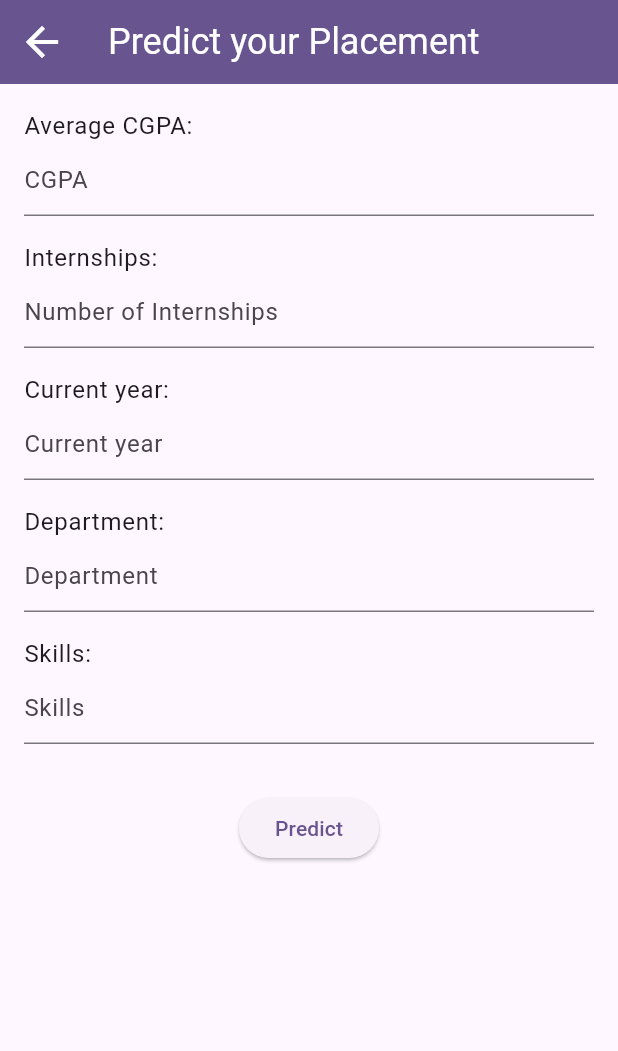
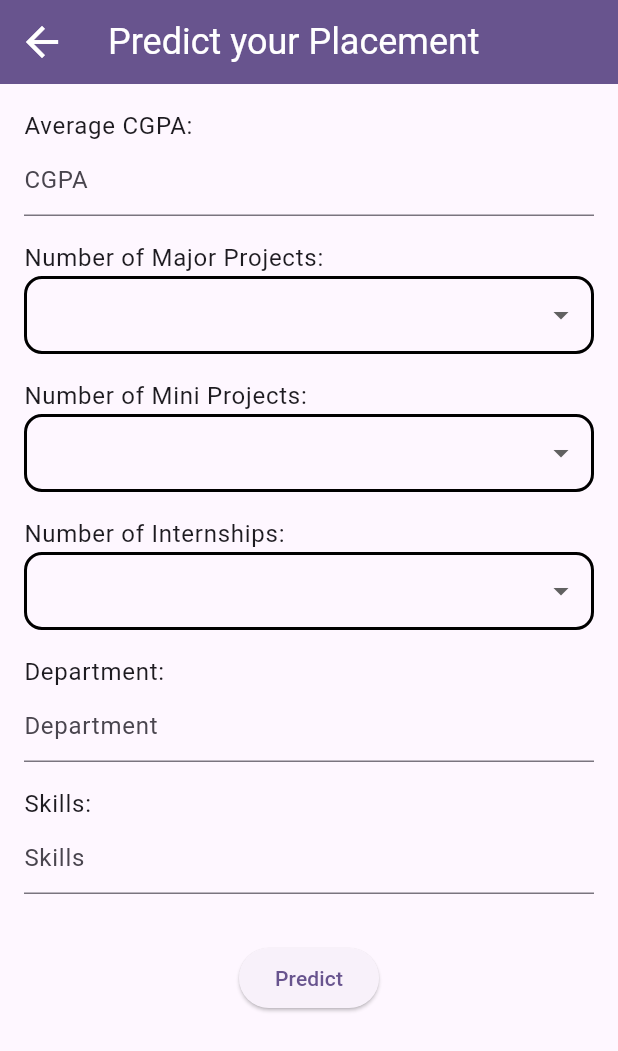
Before and after one commit to kshitij619/student-portal, a Flutter app: the PlacementPredictionPage screen opened directly, on a phone screen of 412 x 824 dp. Shown: the top 1051 px of the screen. Run offline on Flutter 3.47's test engine with Material 3 defaults, Android fonts, the phone set to English and light mode, and no system bars; our stand-ins replace firebase_auth, firebase_core, flutter_svg; accounts and stored records are empty.

Commit message:
changed prediction page working

```diff
--- /dev/null
+++ b/lib/placement_prediction/view/widgets/custom_dropdown_menu.dart
@@ -0,0 +1,85 @@
+import 'package:flutter/material.dart';
+import 'package:mini_project_sem_6/placement_prediction/view_model/prediction_view_model.dart';
+import 'package:provider/provider.dart';
+
+final numberList = List.generate(10, (index) => index).toList();
+
+class CustomDropdownMenu extends StatefulWidget {
+  const CustomDropdownMenu({
+    super.key,
+    required this.controller,
+  });
+  final String? controller;
+  @override
+  State<CustomDropdownMenu> createState() => CustomDropdownMenuState();
+}
+
+class CustomDropdownMenuState extends State<CustomDropdownMenu> {
+  String? selectedValue;
+
+  @override
+  void initState() {
+    super.initState();
+    selectedValue = widget.controller; // Initialize from widget's controller
+  }
+
+  @override
+  Widget build(BuildContext context) {
+    return Container(
+      decoration: BoxDecoration(
+        borderRadius: BorderRadius.circular(12),
+        border: Border.all(
+          color: Colors.black,
+          width: 2,
+        ),
+      ),
+      child: DropdownButtonHideUnderline(
+        child: DropdownButton<String>(
+          padding: EdgeInsets.symmetric(horizontal: 8),
+          value: selectedValue, // Use the local state variable
+          isExpanded: true,
+          items: numberList.map(buildItemMenu).toList(),
+          onChanged: (value) {
+            setState(() {
+              selectedValue = value;
+            });
+          },
+        ),
+      ),
+    );
+  }
+}
+
+DropdownMenuItem<String> buildItemMenu(int num) => DropdownMenuItem(
+      value: num.toString(),
+      child: Text(num.toString()),
+    );
+
+
+/*
+class CustomDropdownMenuState extends State<CustomDropdownMenu> {
+  @override
+  Widget build(BuildContext context) {
+    return Container(
+      decoration: BoxDecoration(
+          borderRadius: BorderRadius.circular(12),
+          border: Border.all(
+            color: Colors.black,
+            width: 2,
+          )),
+      child: DropdownButtonHideUnderline(
+        child: DropdownButton<String>(
+          padding: EdgeInsets.symmetric(horizontal: 8),
+          value: controller,
+          isExpanded: true,
+          items: numberList.map(buildItemMenu).toList(),
+          onChanged: (value) => setState(
+            () => controller = value,
+          ),
+        ),
+      ),
+    );
+  }
+}
+
+*/
--- a/lib/placement_prediction/view/widgets/prediction_form.dart
+++ b/lib/placement_prediction/view/widgets/prediction_form.dart
@@ -1,6 +1,7 @@
-import 'dart:developer' as developer;
+import 'dart:developer';
 
 import 'package:flutter/material.dart';
+import 'package:mini_project_sem_6/placement_prediction/view/widgets/custom_dropdown_menu.dart';
 import 'package:mini_project_sem_6/placement_prediction/view_model/prediction_view_model.dart';
 import 'package:provider/provider.dart';
 
@@ -12,16 +13,11 @@ class PredictionForm extends StatefulWidget {
 }
 
 class _PredictionFormState extends State<PredictionForm> {
-  final cgpaController = TextEditingController();
-  final internshipsController = TextEditingController();
-  final currentYearController = TextEditingController();
-  final departmentController = TextEditingController();
-  final skillsController = TextEditingController();
-
   final formKey = GlobalKey<FormState>();
 
   @override
   Widget build(BuildContext context) {
+    final predictionModel = Provider.of<PredictionViewModel>(context);
     String prediction = context.watch<PredictionViewModel>().predictionString;
     return Form(
       key: formKey,
@@ -33,59 +29,90 @@ class _PredictionFormState extends State<PredictionForm> {
               child: Column(
                 crossAxisAlignment: CrossAxisAlignment.start,
                 children: [
+                  Column(
+                    crossAxisAlignment: CrossAxisAlignment.start,
+                    children: [
                       Text(
                         'Average CGPA:',
                         style: Theme.of(context).textTheme.bodyLarge,
                       ),
                       TextField(
-                    controller: cgpaController,
+                        controller: predictionModel.cgpaController,
                         decoration: InputDecoration(hintText: 'CGPA'),
                       ),
+                    ],
+                  ),
                   SizedBox(height: 16),
+                  Column(
+                    crossAxisAlignment: CrossAxisAlignment.start,
+                    children: [
                       Text(
-                    'Internships:',
+                        'Number of Major Projects:',
                         style: Theme.of(context).textTheme.bodyLarge,
                       ),
-                  TextField(
-                    controller: internshipsController,
-                    decoration:
-                        InputDecoration(hintText: 'Number of Internships'),
+                      CustomDropdownMenu(
+                          controller: predictionModel.majorProjectController),
+                    ],
                   ),
                   SizedBox(height: 16),
+                  Column(
+                    crossAxisAlignment: CrossAxisAlignment.start,
+                    children: [
                       Text(
-                    'Current year:',
+                        'Number of Mini Projects:',
                         style: Theme.of(context).textTheme.bodyLarge,
                       ),
-                  TextField(
-                    controller: currentYearController,
-                    decoration: InputDecoration(hintText: 'Current year'),
+                      CustomDropdownMenu(
+                          controller: predictionModel.miniProjectController)
+                    ],
                   ),
                   SizedBox(height: 16),
+                  Column(
+                    crossAxisAlignment: CrossAxisAlignment.start,
+                    children: [
+                      Text(
+                        'Number of Internships:',
+                        style: Theme.of(context).textTheme.bodyLarge,
+                      ),
+                      CustomDropdownMenu(
+                          controller: predictionModel.internshipsController)
+                    ],
+                  ),
+                  SizedBox(height: 16),
+                  Column(
+                    crossAxisAlignment: CrossAxisAlignment.start,
+                    children: [
                       Text(
                         'Department:',
                         style: Theme.of(context).textTheme.bodyLarge,
                       ),
                       TextField(
-                    controller: departmentController,
+                        controller: predictionModel.departmentController,
                         decoration: InputDecoration(hintText: 'Department'),
                       ),
+                    ],
+                  ),
                   SizedBox(height: 16),
+                  Column(
+                    crossAxisAlignment: CrossAxisAlignment.start,
+                    children: [
                       Text(
                         'Skills:',
                         style: Theme.of(context).textTheme.bodyLarge,
                       ),
                       TextField(
-                    controller: skillsController,
+                        controller: predictionModel.skillsController,
                         decoration: InputDecoration(hintText: 'Skills'),
+                      ),
+                    ],
                   ),
                   SizedBox(height: 32),
                   Center(
                     child: ElevatedButton(
                       onPressed: () {
-                        // setState(() {
-                        //   prediction = Random().nextInt(99);
-                        //   developer.log(prediction.toString());
-                        // });
+                        setState(() {
+                          log(prediction.toString());
+                        });
                         _onPredictionButtonPressed(context);
                       },
                       child: Text('Predict'),
@@ -110,30 +137,18 @@ class _PredictionFormState extends State<PredictionForm> {
   _onPredictionButtonPressed(BuildContext context) {
     setState(() {
       if (formKey.currentState?.validate() == true) {
-        developer.log('Called onPredictionButtonPressed()');
-        context.read<PredictionViewModel>().predictPlacementProbability(
-              cgpa: double.tryParse(cgpaController.text),
-              internships: int.tryParse(internshipsController.text),
-              currentYear: int.tryParse(currentYearController.text),
-              department: departmentController.text.toString(),
-              skills: skillsController.text.toString(),
-            );
-        cgpaController.clear();
-        internshipsController.clear();
-        currentYearController.clear();
-        departmentController.clear();
-        skillsController.clear();
+        log('Called onPredictionButtonPressed()');
+        context.read<PredictionViewModel>().predictPlacementProbability();
       }
     });
   }
 
-  @override
-  void dispose() {
-    cgpaController.dispose();
-    internshipsController.dispose();
-    currentYearController.dispose();
-    departmentController.dispose();
-    skillsController.dispose();
-    super.dispose();
+  // @override
+  // void dispose() {
+  //   cgpaController.dispose();
+  //   internshipsController.dispose();
+  //   departmentController.dispose();
+  //   skillsController.dispose();
+  //   super.dispose();
+  // }
 }
-}
--- a/lib/placement_prediction/view_model/prediction_view_model.dart
+++ b/lib/placement_prediction/view_model/prediction_view_model.dart
@@ -4,16 +4,24 @@ import 'package:flutter/cupertino.dart';
 
 class PredictionViewModel extends ChangeNotifier {
   String predictionString = '';
-  void predictPlacementProbability({
-    required double? cgpa,
-    required int? internships,
-    required int? currentYear,
-    required String? department,
-    required String? skills,
-  }) {
+
+  final cgpaController = TextEditingController();
+  String? majorProjectController;
+  String? miniProjectController;
+  String? internshipsController;
+  final departmentController = TextEditingController();
+  final skillsController = TextEditingController();
+
+/*
+*
+*
+*
+*
+*
+*/
+  void predictPlacementProbability() {
     predictionString =
-        '${cgpa.toString()} ${internships.toString()} ${currentYear.toString()} $department $skills';
-    log(predictionString);
+        '${cgpaController.text}  ${majorProjectController.toString()} ${miniProjectController.toString()} ${internshipsController.toString()}'; //$departmentController $skillsController';
     notifyListeners();
   }
 }
```
Also changed, not shown: 129 other files. Lines whose indentation alone changed are shown as unchanged.
